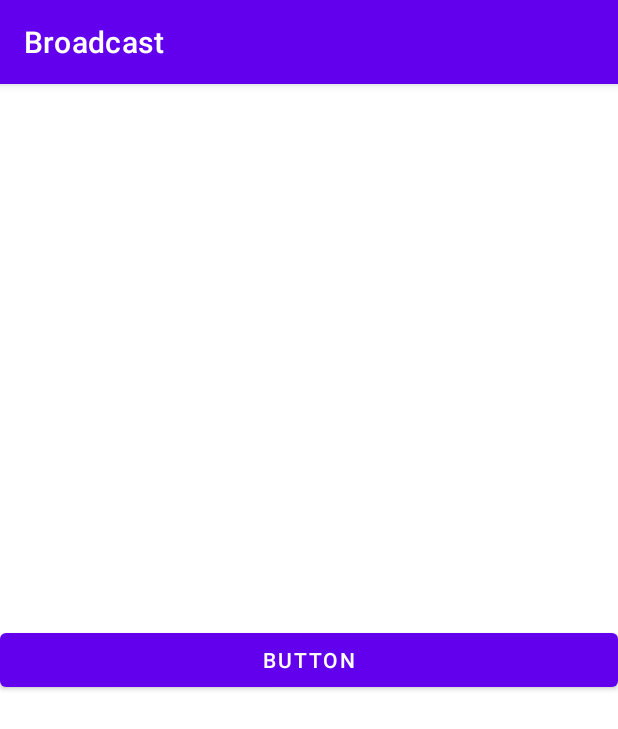
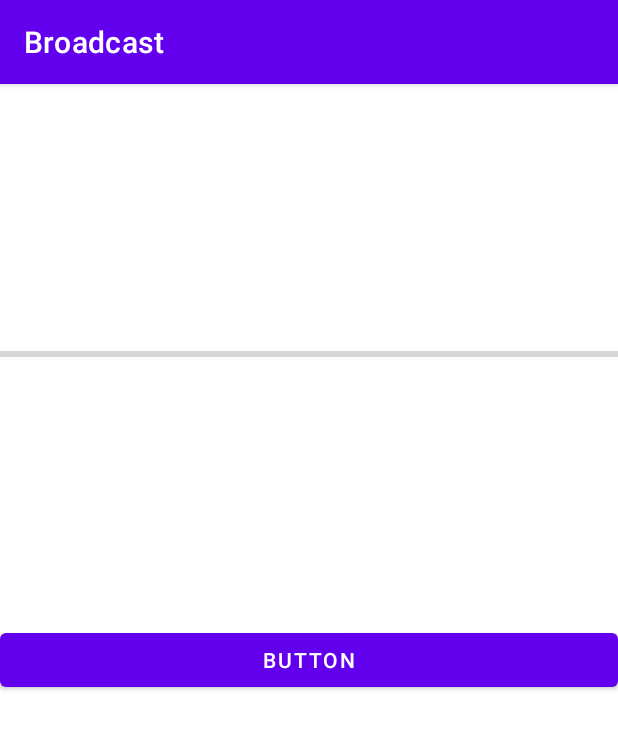
Before and after one commit to SaienkoYaroslav/Broadcast, an Android app: the screen it shows after launch (MainActivity), on a phone screen of 412 x 824 dp. Shown: the top 729 px of the screen. Run offline under Robolectric (Android 15) with nearby library versions, the phone set to English and light mode, and no system bars.

Commit message:
receiver as object in Activity

```diff
--- a/app/src/main/AndroidManifest.xml
+++ b/app/src/main/AndroidManifest.xml
@@ -18,6 +18,7 @@
                 <category android:name="android.intent.category.LAUNCHER" />
             </intent-filter>
         </activity>
+        <service android:name=".MyService"/>
     </application>
 
 </manifest>
--- a/app/src/main/java/com/example/broadcast/MainActivity.kt
+++ b/app/src/main/java/com/example/broadcast/MainActivity.kt
@@ -1,20 +1,33 @@
 package com.example.broadcast
 
+import android.content.BroadcastReceiver
+import android.content.Context
 import android.content.Intent
 import android.content.IntentFilter
 import android.os.Bundle
 import android.widget.Button
+import android.widget.ProgressBar
 import androidx.appcompat.app.AppCompatActivity
 
 class MainActivity : AppCompatActivity() {
 
-    private val receiver = MyReceiver()
+    private lateinit var progressBar: ProgressBar
+
+    private val receiver = object: BroadcastReceiver() {
+        override fun onReceive(p0: Context?, p1: Intent?) {
+            if (p1?.action == "loaded") {
+                val percent = p1.getIntExtra("percent", 0)
+                progressBar.progress = percent
+            }
+        }
+    }
 
     private var count = 1
 
     override fun onCreate(savedInstanceState: Bundle?) {
         super.onCreate(savedInstanceState)
         setContentView(R.layout.activity_main)
+        progressBar = findViewById(R.id.progressBar)
         findViewById<Button>(R.id.button).setOnClickListener {
             Intent(MyReceiver.ACTION_CLICKED).apply {
                 putExtra(MyReceiver.EXTRA_COUNT, count++)
@@ -22,12 +35,13 @@ class MainActivity : AppCompatActivity() {
             }
 
         }
+
         val intentFilter = IntentFilter().apply {
-            addAction(Intent.ACTION_AIRPLANE_MODE_CHANGED)
-            addAction(Intent.ACTION_BATTERY_LOW)
-            addAction(MyReceiver.ACTION_CLICKED)
+            addAction(MyReceiver.ACTION_LOADED)
         }
         registerReceiver(receiver, intentFilter)
+
+        startService(Intent(this, MyService::class.java))
     }
 
     override fun onDestroy() {
--- a/app/src/main/java/com/example/broadcast/MyReceiver.kt
+++ b/app/src/main/java/com/example/broadcast/MyReceiver.kt
@@ -9,6 +9,10 @@ class MyReceiver: BroadcastReceiver() {
 
     override fun onReceive(p0: Context?, p1: Intent?) {
         when(p1?.action) {
+            ACTION_LOADED -> {
+                val percent = p1.getIntExtra("percent", 0)
+                Toast.makeText(p0, "loaded: $percent%", Toast.LENGTH_SHORT).show()
+            }
             ACTION_CLICKED -> {
                 val count = p1.getIntExtra(EXTRA_COUNT, 0)
                 Toast.makeText(p0, "Clicked $count time", Toast.LENGTH_SHORT).show()
@@ -30,6 +34,8 @@ class MyReceiver: BroadcastReceiver() {
 
         const val EXTRA_COUNT = "count"
 
+        const val ACTION_LOADED = "loaded"
+
     }
 
 }
--- a/app/src/main/res/layout/activity_main.xml
+++ b/app/src/main/res/layout/activity_main.xml
@@ -16,4 +16,16 @@
         app:layout_constraintRight_toRightOf="parent"
         app:layout_constraintLeft_toLeftOf="parent"/>
 
+    <ProgressBar
+        android:id="@+id/progressBar"
+        style="?android:attr/progressBarStyleHorizontal"
+        android:layout_width="0dp"
+        android:layout_height="wrap_content"
+        android:max="100"
+        android:progress="0"
+        app:layout_constraintBottom_toTopOf="@+id/button"
+        app:layout_constraintEnd_toEndOf="parent"
+        app:layout_constraintStart_toStartOf="parent"
+        app:layout_constraintTop_toTopOf="parent" />
+
 </androidx.constraintlayout.widget.ConstraintLayout>
```
Also changed, not shown: app/src/main/java/com/example/broadcast/MyService.kt (added, +26 -0 lines).
